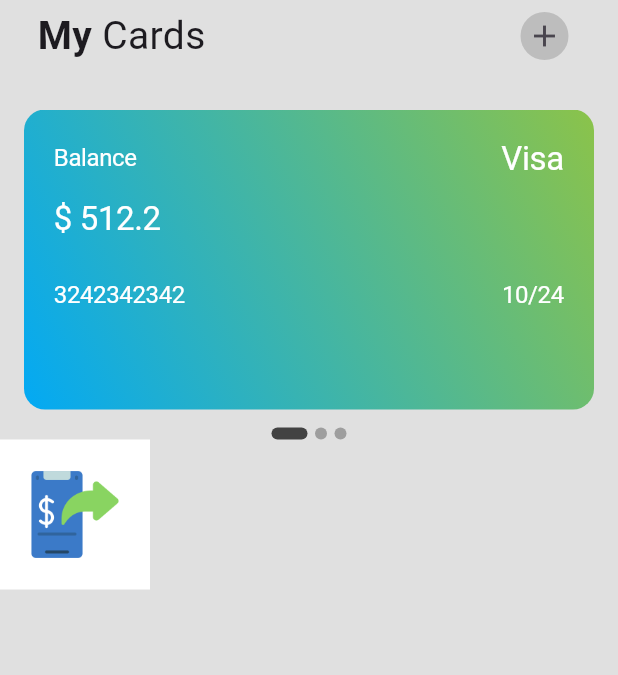
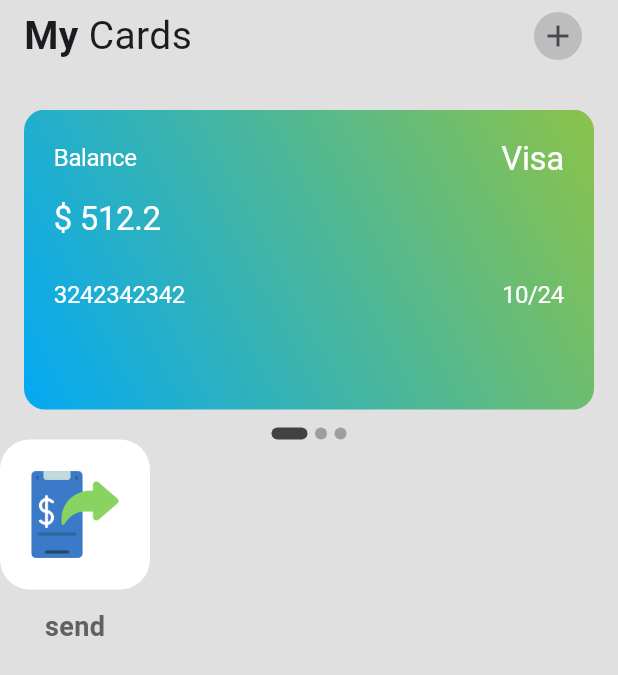
Before and after one commit to songhee24/wallet-app-ui, a Flutter app: the screen it shows after launch, on a phone screen of 412 x 824 dp. Shown: the top 675 px of the screen. Run offline on Flutter 3.47's test engine with Material 2 defaults, Android fonts, the light colour scheme and no system bars; drawn by our look-alikes of smooth_page_indicator.

Commit message:
trying to style/render image #2

```diff
--- a/lib/src/screens/home_screen.dart
+++ b/lib/src/screens/home_screen.dart
@@ -20,7 +20,7 @@ class _HomeScreenState extends State<HomeScreen> {
           children: <Widget>[
             // app bar
             Padding(
-              padding: const EdgeInsets.symmetric(horizontal: 25),
+              padding: const EdgeInsets.symmetric(horizontal: 16),
               child: Row(
                 mainAxisAlignment: MainAxisAlignment.spaceBetween,
                 children: <Widget>[
@@ -114,16 +114,34 @@ class _HomeScreenState extends State<HomeScreen> {
             // buttons
             Row(
               children: <Widget>[
+                Column(
+                  children: <Widget>[
+                    // icon
                     Container(
                       height: 100,
                       padding: const EdgeInsets.all(20),
-                  decoration: const BoxDecoration(
+                      decoration: BoxDecoration(
                         color: Colors.white,
+                        borderRadius: BorderRadius.circular(20),
                       ),
                       child: FittedBox(
                         fit: BoxFit.fill,
                         child: Image.asset('assets/icons/send-money.png'),
                       ),
+                    ),
+                    const SizedBox(
+                      height: 12,
+                    ),
+                    // text
+                    Text(
+                      'send',
+                      style: TextStyle(
+                        fontWeight: FontWeight.bold,
+                        fontSize: 18,
+                        color: Colors.grey[700]!,
+                      ),
+                    ),
+                  ],
                 ),
               ],
             ),
```
Lines whose indentation alone changed are shown as unchanged.
